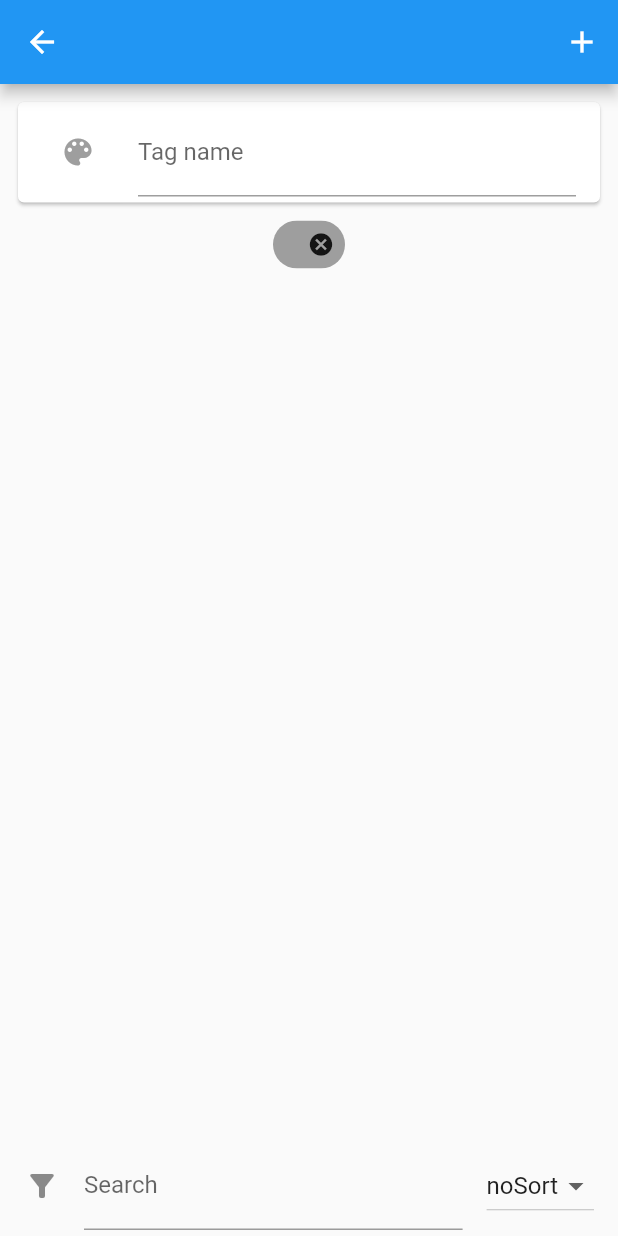
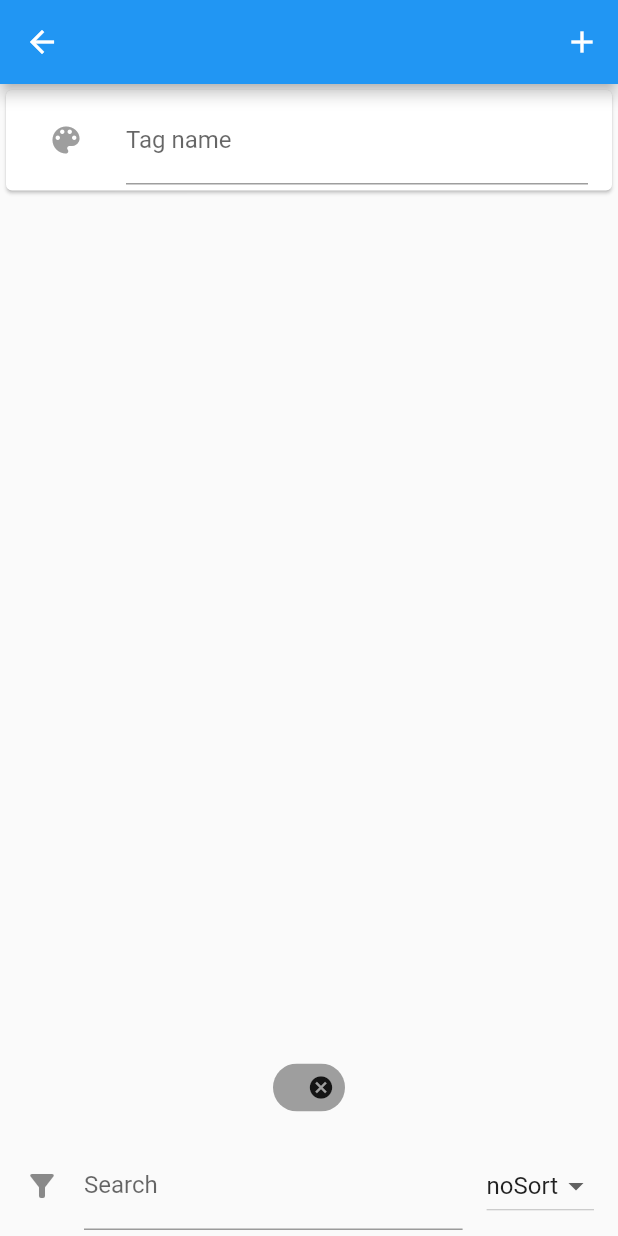
Before and after one commit to lavruh/tagged_todos_organizer, a Flutter app: the TagsEditScreen screen opened directly, after a tap on the "add" icon, after a tap on the "cancel" icon, on a phone screen of 412 x 824 dp. Run offline on Flutter 3.47's test engine with Material 2 defaults, Android fonts, the phone set to English and light mode, and no system bars; our stand-ins replace flutter_colorpicker, flutter_riverpod, hive_flutter; accounts and stored records are empty.

Commit message:
tags select widget

```diff
--- a/lib/tags/presentation/tags_edit_screen.dart
+++ b/lib/tags/presentation/tags_edit_screen.dart
@@ -1,18 +1,16 @@
 import 'package:flutter/material.dart';
 import 'package:flutter_riverpod/flutter_riverpod.dart';
-import 'package:tagged_todos_organizer/tags/domain/filtered_tags_provider.dart';
 import 'package:tagged_todos_organizer/tags/domain/tag.dart';
 import 'package:tagged_todos_organizer/tags/domain/tag_editor_provider.dart';
 import 'package:tagged_todos_organizer/tags/domain/tags_provider.dart';
-import 'package:tagged_todos_organizer/tags/presentation/widgets/search_panel_widget.dart';
 import 'package:tagged_todos_organizer/tags/presentation/widgets/tag_edit_widget.dart';
+import 'package:tagged_todos_organizer/tags/presentation/widgets/tag_select_widget.dart';
 
 class TagsEditScreen extends ConsumerWidget {
   const TagsEditScreen({Key? key}) : super(key: key);
 
   @override
   Widget build(BuildContext context, WidgetRef ref) {
-    final items = ref.watch(filteredTagsProvider);
     return Scaffold(
       appBar: AppBar(
         actions: [
@@ -24,29 +22,11 @@ class TagsEditScreen extends ConsumerWidget {
       body: Column(
         mainAxisAlignment: MainAxisAlignment.spaceBetween,
         children: [
-          Padding(
-            padding: const EdgeInsets.all(8.0),
-            child: Column(
-              children: [
-                const TagEditWidget(),
-                SingleChildScrollView(
-                  child: Wrap(
-                    spacing: 3,
-                    children: items.map((e) {
-                      return InputChip(
-                        label: Text(e.name),
-                        backgroundColor: Color(e.color),
-                        onPressed: () => _setToEdit(ref, e),
-                        onDeleted: () =>
-                            ref.read(tagsProvider.notifier).deleteTag(e.id),
-                      );
-                    }).toList(),
-                  ),
-                ),
-              ],
-            ),
-          ),
-          const SearchPanelWidget(),
+          const TagEditWidget(),
+          TagSelectWidget(
+              onPress: (tag) => _setToEdit(ref, tag),
+              onDelete: (tag) =>
+                  ref.read(tagsProvider.notifier).deleteTag(tag.id))
         ],
       ),
     );
--- /dev/null
+++ b/lib/tags/presentation/widgets/tag_select_widget.dart
@@ -0,0 +1,53 @@
+import 'package:flutter/material.dart';
+import 'package:flutter_riverpod/flutter_riverpod.dart';
+import 'package:tagged_todos_organizer/tags/domain/filtered_tags_provider.dart';
+import 'package:tagged_todos_organizer/tags/domain/tag.dart';
+import 'package:tagged_todos_organizer/tags/presentation/widgets/search_panel_widget.dart';
+import 'package:tagged_todos_organizer/utils/unique_id.dart';
+
+class TagSelectWidget extends ConsumerWidget {
+  const TagSelectWidget({
+    this.onPress,
+    this.onDelete,
+    this.selectedTags,
+    Key? key,
+  }) : super(key: key);
+  final Function(Tag)? onPress;
+  final Function(Tag)? onDelete;
+  final List<UniqueId>? selectedTags;
+
+  @override
+  Widget build(BuildContext context, WidgetRef ref) {
+    final items = ref.watch(filteredTagsProvider);
+    return SingleChildScrollView(
+      child: Column(
+        mainAxisAlignment: MainAxisAlignment.spaceEvenly,
+        children: [
+          SingleChildScrollView(
+            child: Padding(
+              padding: const EdgeInsets.all(8.0),
+              child: Wrap(
+                spacing: 3,
+                children: items.map((e) {
+                  return InputChip(
+                    selected: _isSelected(e.id),
+                    label: Text(e.name),
+                    backgroundColor: Color(e.color),
+                    selectedColor: Color(e.color),
+                    onPressed: onPress != null ? () => onPress!(e) : null,
+                    onDeleted: onDelete != null ? () => onDelete!(e) : null,
+                  );
+                }).toList(),
+              ),
+            ),
+          ),
+          const SearchPanelWidget(),
+        ],
+      ),
+    );
+  }
+
+  bool _isSelected(UniqueId id) {
+    return selectedTags?.contains(id) ?? false;
+  }
+}
--- a/lib/todos/domain/todo.dart
+++ b/lib/todos/domain/todo.dart
@@ -9,7 +9,7 @@ class ToDo {
   final UniqueId? parentId;
   final List<UniqueId> children;
   final List<String> attacments;
-  final List tags;
+  final List<UniqueId> tags;
   ToDo({
     required this.id,
     required this.title,
@@ -39,7 +39,7 @@ class ToDo {
     UniqueId? parentId,
     List<UniqueId>? children,
     List<String>? attacments,
-    List? tags,
+    List<UniqueId>? tags,
   }) {
     return ToDo(
         id: id ?? this.id,
--- /dev/null
+++ b/lib/todos/domain/todo_editor_provider.dart
@@ -0,0 +1,4 @@
+import 'package:flutter_riverpod/flutter_riverpod.dart';
+import 'package:tagged_todos_organizer/todos/domain/todo.dart';
+
+final todoEditorProvider = StateProvider<ToDo?>((ref) => null);
```
Also changed, not shown: lib/tags/presentation/widgets/search_panel_widget.dart (+7 -6 lines), lib/tags/presentation/widgets/tags_preview_widget.dart (added, +36 -0 lines), lib/tags/presentation/widgets/tags_widget.dart (added, +63 -0 lines), lib/todos/domain/todos_provider.dart (+7 -0 lines), lib/todos/presentation/screens/todo_edit_screen.dart (added, +68 -0 lines), lib/todos/presentation/screens/todos_screen.dart (+8 -1 lines), lib/todos/presentation/widgets/todo_prev_widget.dart (added, +45 -0 lines).
